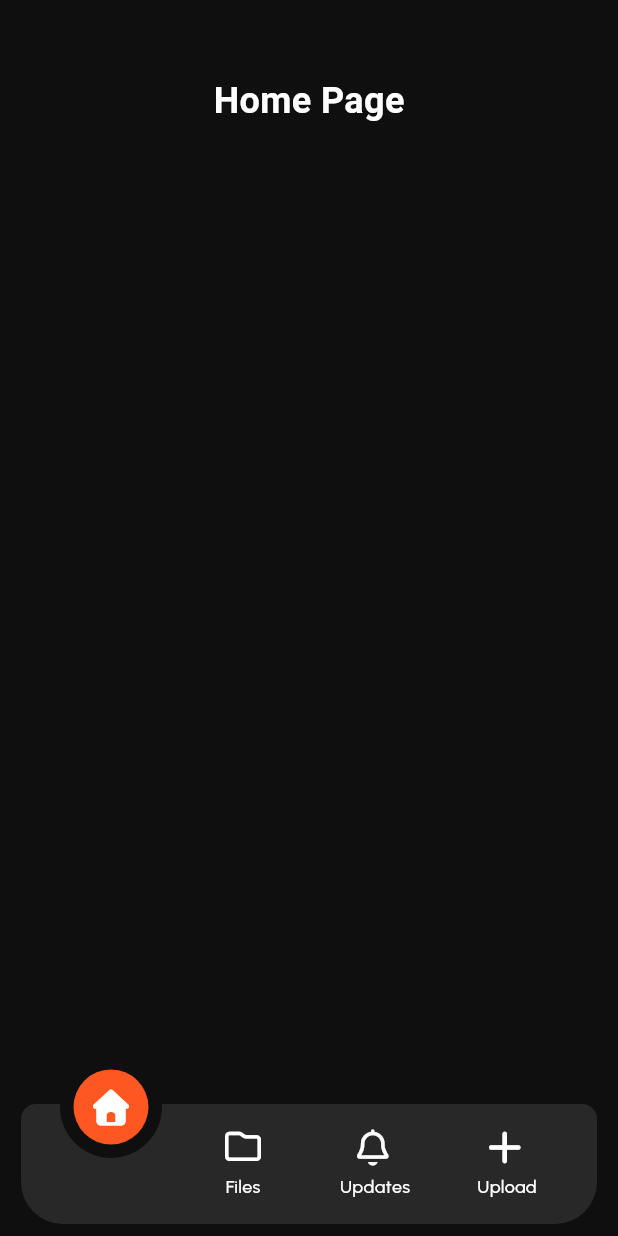
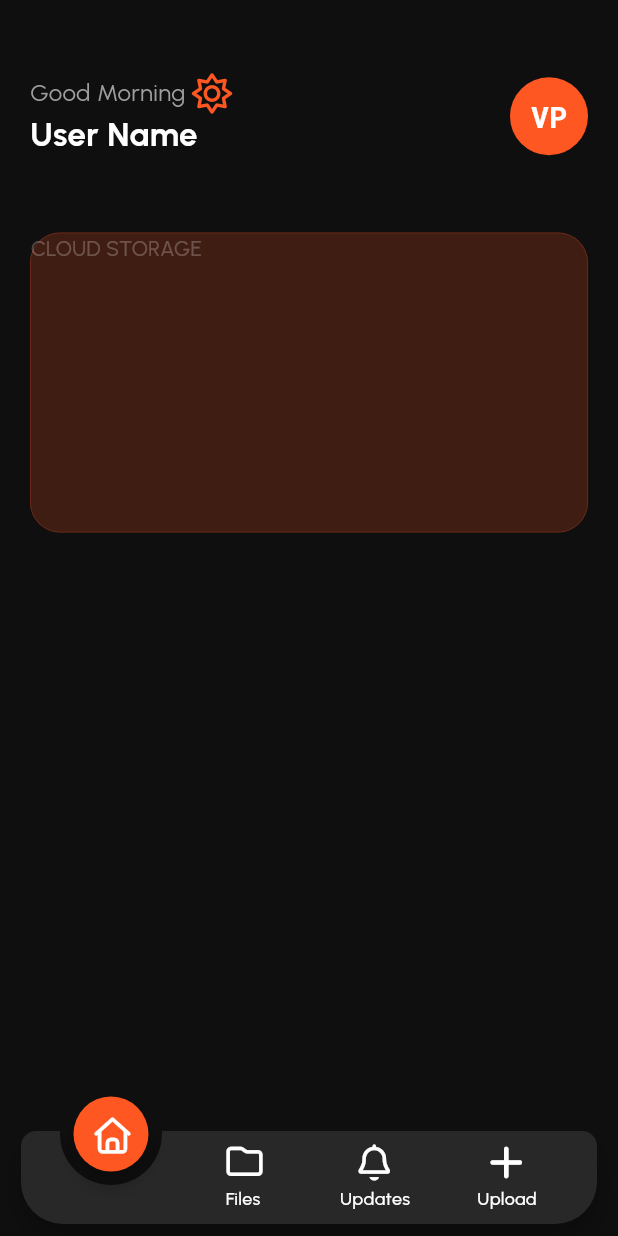
Before and after one commit to VishantPasi/OverCloud, a Flutter app: the HomePage screen opened directly, on a phone screen of 412 x 824 dp. Run offline on Flutter 3.47's test engine with Material 3 defaults, Android fonts, the phone set to English and light mode, and no system bars; drawn by our look-alikes of animated_notch_bottom_bar; our stand-ins replace firebase_auth, firebase_core, font_awesome_flutter, google_fonts, lottie; accounts and stored records are empty.

Commit message:
Updated home screen UI and bottom navigation bar styling

```diff
--- a/lib/screens/home_page.dart
+++ b/lib/screens/home_page.dart
@@ -56,19 +56,22 @@ class _HomePageState extends State<HomePage> {
         bottomNavigationBar: (bottomBarPages.length <= maxCount)
             ? AnimatedNotchBottomBar(
           notchBottomBarController: _controller,
+
+          bottomBarHeight: 62,
+          circleMargin: 3,
+          kIconSize: 22,
+
           showLabel: true,
-                shadowElevation: 5,
-                bottomBarHeight: 80,
-                showShadow: false,
 
-                color: const Color.fromRGBO(40, 40, 40, 1),
+          color: Color.fromRGBO(40, 40, 40, 1),
+          notchColor: Colors.deepOrange,
 
-                notchColor: Colors.deepOrange,
           itemLabelStyle: GoogleFonts.urbanist(
             color: Colors.white,
             fontSize: 12,
             fontWeight: FontWeight.w500,
           ),
+
           bottomBarItems: const [
             BottomBarItem(
               inActiveItem: FaIcon(
@@ -76,11 +79,12 @@ class _HomePageState extends State<HomePage> {
                 color: Colors.white,
               ),
               activeItem: FaIcon(
-                      FontAwesomeIcons.solidHouse,
+                FontAwesomeIcons.house,
                 color: Colors.white,
               ),
               itemLabel: 'Home',
             ),
+
             BottomBarItem(
               inActiveItem: FaIcon(
                 FontAwesomeIcons.folder,
@@ -92,6 +96,7 @@ class _HomePageState extends State<HomePage> {
               ),
               itemLabel: 'Files',
             ),
+
             BottomBarItem(
               inActiveItem: FaIcon(
                 FontAwesomeIcons.bell,
@@ -103,6 +108,7 @@ class _HomePageState extends State<HomePage> {
               ),
               itemLabel: 'Updates',
             ),
+
             BottomBarItem(
               inActiveItem: FaIcon(
                 FontAwesomeIcons.plus,
@@ -117,11 +123,8 @@ class _HomePageState extends State<HomePage> {
           ],
 
           onTap: (index) {
-                  debugPrint("index $index");
             _pageController.jumpToPage(index);
-                },
-                kIconSize: 24,
-                kBottomRadius: 28,
+          }, kBottomRadius: 28,
         )
             : null,
       ),
@@ -134,22 +137,106 @@ class HomeContent extends StatelessWidget {
 
   const HomeContent({Key? key, this.controller}) : super(key: key);
 
+  Widget greetingText() {
+    final hour = DateTime.now().hour;
+    if (hour < 12) {
+      return Row(
+        children: [
+          Text(
+            "Good Morning ",
+            style: GoogleFonts.urbanist(color: Colors.grey, fontSize: 16),
+          ),
+          FaIcon(FontAwesomeIcons.sun, color: Colors.deepOrange),
+        ],
+      );
+    } else if (hour < 17) {
+      return Row(
+        children: [
+          Text(
+            "Good Afternoon ",
+            style: GoogleFonts.urbanist(color: Colors.grey, fontSize: 16),
+          ),
+          FaIcon(FontAwesomeIcons.cloudSun, color: Colors.deepOrange),
+        ],
+      );
+    } else {
+      return Row(
+        children: [
+          Text(
+            "Good Evening ",
+            style: GoogleFonts.urbanist(color: Colors.grey, fontSize: 16),
+          ),
+          FaIcon(FontAwesomeIcons.cloudSun, color: Colors.deepOrange),
+        ],
+      );
+    }
+  }
+
+  Widget InitialsAvatar() {
+    return CircleAvatar(
+      radius: 26,
+      backgroundColor: Colors.deepOrange,
+      child: Text(
+        "VP",
+        style: GoogleFonts.robotoMono(
+          color: Colors.white,
+          fontWeight: FontWeight.bold,
+          fontSize: 20,
+        ),
+      ),
+    );
+  }
+
   @override
   Widget build(BuildContext context) {
     final size = MediaQuery.of(context).size;
     return Container(
       height: size.height,
       width: size.width,
+      padding: const EdgeInsets.symmetric(horizontal: 20, vertical: 50),
       decoration: BoxDecoration(color: Color.fromRGBO(15, 15, 15, 1)),
       child: Column(
         children: [
+          Row(
+            mainAxisAlignment: MainAxisAlignment.spaceBetween,
+            children: [
+              Column(
+                crossAxisAlignment: CrossAxisAlignment.start,
+                children: [
+                  greetingText(),
+                  Text(
+                    'User Name',
+                    style: GoogleFonts.urbanist(
+                      color: Colors.white,
+                      fontSize: 22,
+                      fontWeight: FontWeight.bold,
+                    ),
+                  ),
+                ],
+              ),
+              InitialsAvatar(),
+            ],
+          ),
           const SizedBox(height: 50),
-          const Text(
-            'Home Page',
-            style: TextStyle(
-              color: Colors.white,
-              fontSize: 24,
-              fontWeight: FontWeight.bold,
+          Container(
+            height: 200,
+            width: size.width,
+            decoration: BoxDecoration(
+              color: Colors.deepOrange.withOpacity(0.2),
+              borderRadius: BorderRadius.circular(20),
+              border: Border.all(color: Colors.deepOrange.withOpacity(0.3),width: 0.5)
+            ),
+            child: Column(
+              children: [
+                Row(
+                  children: [
+                    Text(
+                      "CLOUD STORAGE",
+                      style: GoogleFonts.urbanist(color: Colors.white24),
+                    ),
+                  ],
+                ),
+              ],
             ),
           ),
         ],
@@ -164,7 +251,7 @@ class Page2 extends StatelessWidget {
   @override
   Widget build(BuildContext context) {
     return Container(
-      color: Colors.green,
+      color: Color.fromRGBO(15, 15, 15, 1),
       child: const Center(child: Text('Files Screen')),
     );
   }
@@ -176,7 +263,7 @@ class Page3 extends StatelessWidget {
   @override
   Widget build(BuildContext context) {
     return Container(
-      color: Colors.red,
+      color: Color.fromRGBO(15, 15, 15, 1),
       child: const Center(child: Text('Notifications')),
     );
   }
@@ -188,20 +275,8 @@ class Page4 extends StatelessWidget {
   @override
   Widget build(BuildContext context) {
     return Container(
-      color: Colors.blue,
+      color: Color.fromRGBO(15, 15, 15, 1),
       child: const Center(child: Text('Upload Screen')),
     );
   }
 }
-
-class Page5 extends StatelessWidget {
-  const Page5({Key? key}) : super(key: key);
-
-  @override
-  Widget build(BuildContext context) {
-    return Container(
-      color: Colors.lightGreenAccent,
-      child: const Center(child: Text('Page 5')),
-    );
-  }
-}
```
Lines whose indentation alone changed are shown as unchanged.
